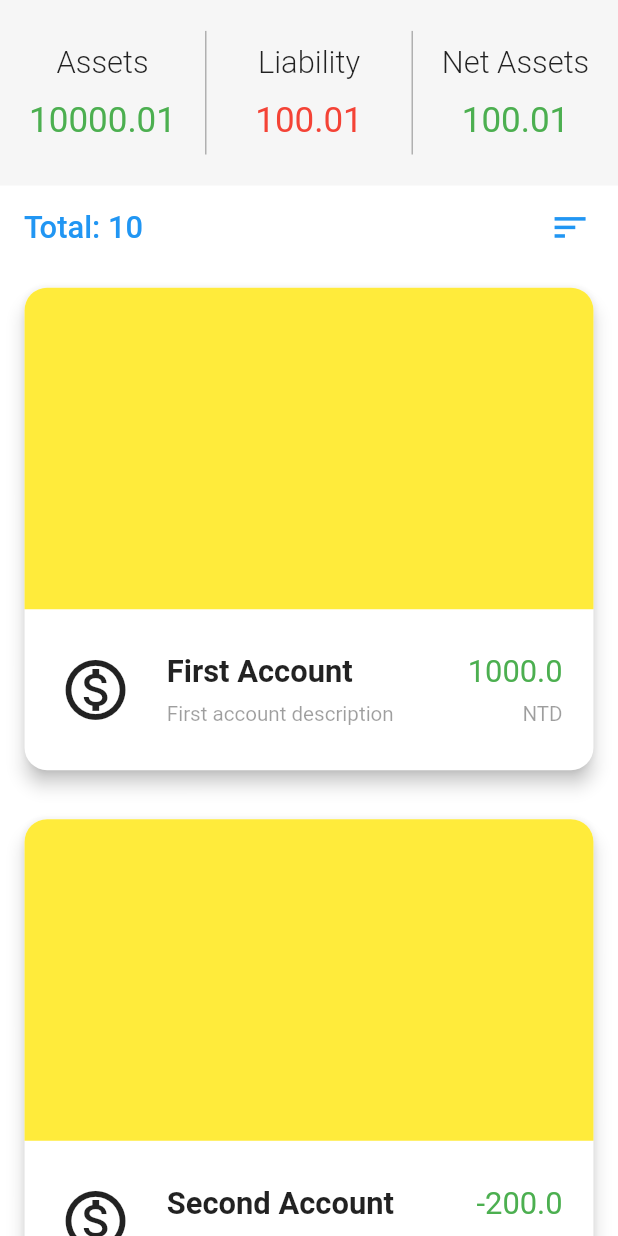
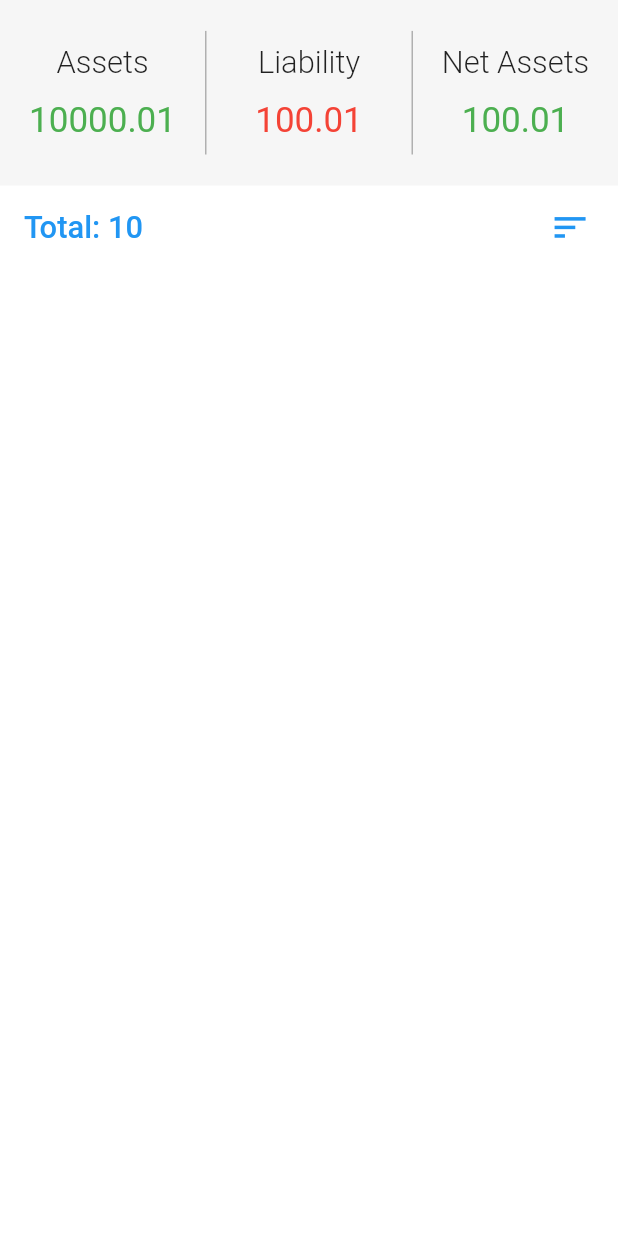
Before and after one commit to RickyJian/ready_or_not, a Flutter app: the AccountPage widget shown alone on an empty page, opened directly, on a phone screen of 412 x 824 dp. Run offline on Flutter 3.47's test engine with Material 2 defaults, Android fonts, the phone set to English and light mode, and no system bars; our stand-ins replace bloc, decimal, equatable, flutter_bloc, sizer, sqflite; accounts and stored records are empty; Roboto replaces fonts that are missing (openhuninn).

Commit message:
add list account bloc

```diff
--- /dev/null
+++ b/lib/account/bloc/account_bloc.dart
@@ -0,0 +1,78 @@
+import 'dart:async';
+
+import 'package:bloc/bloc.dart';
+import 'package:decimal/decimal.dart';
+import 'package:equatable/equatable.dart';
+import 'package:ready_or_not/account/model/account_model.dart';
+import 'package:ready_or_not/currency/model/currency.dart';
+
+part 'account_event.dart';
+
+part 'account_state.dart';
+
+class AccountBloc extends Bloc<AccountEvent, AccountState> {
+  // TODO: add repository
+
+  AccountBloc() : super(AccountLoading());
+
+  @override
+  Stream<AccountState> mapEventToState(
+    AccountEvent event,
+  ) async* {
+    yield AccountLoading();
+    if (event is GetAccount) {
+      // TODO: get account
+    } else if (event is ListAccount) {
+      yield* _mapAccountListToState();
+    } else if (event is CreateAccount) {
+      // TODO: create account
+    } else if (event is UpdateAccount) {
+      // TODO: update account
+    } else if (event is SetAccountEnabled) {
+      // TODO: set account enabled
+    }
+  }
+
+  Stream<AccountState> _mapAccountListToState() async* {
+    try {
+      // TODO: remove mock data
+      final accounts = <Account>[
+        Account.card(
+          name: 'First Account',
+          memo: 'First account description',
+          amount: Decimal.fromInt(1000),
+          enabled: true,
+          currencyName: 'NTD',
+          currencyType: CurrencyType.basic,
+        ),
+        Account.card(
+          name: 'Second Account',
+          memo: 'Second account description',
+          amount: Decimal.fromInt(-200),
+          enabled: true,
+          currencyName: 'USD',
+          currencyType: CurrencyType.basic,
+        ),
+        Account.card(
+          name: 'Third Account',
+          memo: 'Third account description',
+          amount: Decimal.fromInt(100),
+          enabled: true,
+          currencyName: 'JPN',
+          currencyType: CurrencyType.basic,
+        ),
+        Account.card(
+          name: 'Virtual Account',
+          memo: 'Virtual account description',
+          amount: Decimal.one,
+          enabled: true,
+          currencyName: 'POINTS',
+          currencyType: CurrencyType.special,
+        ),
+      ];
+      yield AccountLoading(accounts: accounts, hasNextPageToken: false);
+    } catch (error) {
+      yield AccountFailed(error: error);
+    }
+  }
+}
--- /dev/null
+++ b/lib/account/bloc/account_event.dart
@@ -0,0 +1,31 @@
+part of 'account_bloc.dart';
+
+abstract class AccountEvent extends Equatable {
+  @override
+  List<Object> get props => [];
+}
+
+class GetAccount extends AccountEvent {
+  @override
+  String toString() => 'get account';
+}
+
+class ListAccount extends AccountEvent {
+  @override
+  String toString() => 'list account';
+}
+
+class CreateAccount extends AccountEvent {
+  @override
+  String toString() => 'create account';
+}
+
+class UpdateAccount extends AccountEvent {
+  @override
+  String toString() => 'update account';
+}
+
+class SetAccountEnabled extends AccountEvent {
+  @override
+  String toString() => 'set account enabled';
+}
--- /dev/null
+++ b/lib/account/bloc/account_state.dart
@@ -0,0 +1,40 @@
+part of 'account_bloc.dart';
+
+abstract class AccountState extends Equatable {
+  const AccountState();
+}
+
+class AccountLoading extends AccountState {
+  final List<Account> accounts;
+  final String pageToken;
+  final bool hasNextPageToken;
+  final int limit;
+
+  const AccountLoading({this.accounts, this.pageToken, this.hasNextPageToken, this.limit});
+
+  @override
+  List<Object> get props => [accounts, hasNextPageToken];
+
+  @override
+  String toString() => 'account loading state';
+}
+
+class AccountSuccess extends AccountState {
+  @override
+  List<Object> get props => [];
+
+  @override
+  String toString() => 'account success state';
+}
+
+class AccountFailed extends AccountState {
+  final Error error;
+
+  const AccountFailed({this.error});
+
+  @override
+  List<Object> get props => [];
+
+  @override
+  String toString() => 'account success state';
+}
--- a/lib/account/view/account_list.dart
+++ b/lib/account/view/account_list.dart
@@ -1,13 +1,32 @@
 import 'package:decimal/decimal.dart';
 import 'package:flutter/material.dart';
 import 'package:flutter/painting.dart';
-import 'package:ready_or_not/account/model/account_model.dart';
+import 'package:flutter_bloc/flutter_bloc.dart';
+import 'package:ready_or_not/account/bloc/account_bloc.dart';
 import 'package:ready_or_not/account/widget/account_card.dart';
 import 'package:ready_or_not/account/widget/account_info.dart';
-import 'package:ready_or_not/currency/model/currency.dart';
 import 'package:sizer/sizer.dart';
 
-class AccountPage extends StatelessWidget {
+class AccountPage extends StatefulWidget {
+  @override
+  _AccountPage createState() => _AccountPage();
+}
+
+class _AccountPage extends State<AccountPage> {
+  AccountBloc _accountBloc;
+
+  @override
+  void initState() {
+    super.initState();
+    _accountBloc = context.read<AccountBloc>();
+    _accountBloc.add(ListAccount());
+  }
+
+  @override
+  void dispose() {
+    super.dispose();
+  }
+
   @override
   Widget build(BuildContext context) {
     return Sizer(
@@ -84,51 +103,23 @@ class AccountPage extends StatelessWidget {
                   ],
                   backgroundColor: Colors.white,
                 ),
-                SliverList(
-                  delegate: SliverChildListDelegate(
-                    [
-                      AccountCard(
-                        account: Account.card(
-                          name: 'First Account',
-                          memo: 'First account description',
-                          amount: Decimal.fromInt(1000),
-                          enabled: true,
-                          currencyName: 'NTD',
-                          currencyType: CurrencyType.basic,
+                BlocBuilder<AccountBloc, AccountState>(
+                  bloc: _accountBloc,
+                  builder: (context, state) {
+                    if (state is AccountLoading) {
+                      return SliverList(
+                        delegate: SliverChildBuilderDelegate(
+                          (context, index) => AccountCard(
+                            account: state.accounts[index],
+                          ),
+                          childCount: state.accounts.length,
                         ),
-                      ),
-                      AccountCard(
-                        account: Account.card(
-                          name: 'Second Account',
-                          memo: 'Second account description',
-                          amount: Decimal.fromInt(-200),
-                          enabled: true,
-                          currencyName: 'USD',
-                          currencyType: CurrencyType.basic,
-                        ),
-                      ),
-                      AccountCard(
-                        account: Account.card(
-                          name: 'Third Account',
-                          memo: 'Third account description',
-                          amount: Decimal.fromInt(100),
-                          enabled: true,
-                          currencyName: 'JPN',
-                          currencyType: CurrencyType.basic,
-                        ),
-                      ),
-                      AccountCard(
-                        account: Account.card(
-                          name: 'Virtual Account',
-                          memo: 'Virtual account description',
-                          amount: Decimal.one,
-                          enabled: true,
-                          currencyName: 'POINTS',
-                          currencyType: CurrencyType.special,
-                        ),
-                      ),
-                    ],
-                  ),
+                      );
+                    } else if (state is AccountFailed) {
+                      return const Center(child: Text('failed to fetch posts'));
+                    }
+                    return SliverList(delegate: SliverChildListDelegate([]));
+                  },
                 )
               ],
             ),
--- a/lib/main.dart
+++ b/lib/main.dart
@@ -1,6 +1,7 @@
 import 'package:flutter/material.dart';
 import 'package:flutter/services.dart';
 import 'package:flutter_bloc/flutter_bloc.dart';
+import 'package:ready_or_not/account/bloc/account_bloc.dart';
 import 'package:ready_or_not/account/view/account_list.dart';
 import 'package:ready_or_not/common/bloc/bottom_navigation_bloc.dart';
 import 'package:ready_or_not/common/widget/bottom_navigation_item.dart';
@@ -10,17 +11,7 @@ import 'package:ready_or_not/transaction/ui/transaction.dart';
 
 void main() {
   WidgetsFlutterBinding.ensureInitialized();
-  SystemChrome.setPreferredOrientations([DeviceOrientation.portraitUp]).then((_) {
-    Bloc.observer = AppObserver();
-    runApp(App());
-  });
-}
-
-class AppObserver extends BlocObserver {
-  @override
-  void onTransition(Bloc bloc, Transition transition) {
-    super.onTransition(bloc, transition);
-  }
+  SystemChrome.setPreferredOrientations([DeviceOrientation.portraitUp]).then((_) => runApp(App()));
 }
 
 class App extends StatelessWidget {
@@ -32,8 +23,15 @@ class App extends StatelessWidget {
         primarySwatch: Colors.blue,
         fontFamily: 'openhuninn',
       ),
-      home: BlocProvider<BottomNavigationBloc>(
-        create: (BuildContext context) => BottomNavigationBloc(),
+      home: MultiBlocProvider(
+        providers: [
+          BlocProvider(
+            create: (BuildContext context) => BottomNavigationBloc(),
+          ),
+          BlocProvider(
+            create: (BuildContext context) => AccountBloc(),
+          ),
+        ],
         child: AppPage(),
       ),
     );
```
